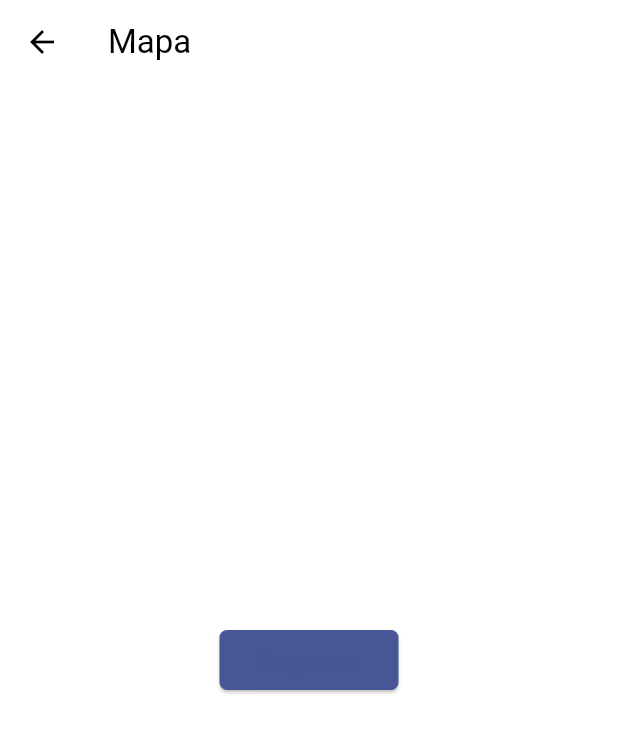
After one commit to pepeul1191/flutter-aprendiendo2, a Flutter app: the MapPage screen opened directly, on a phone screen of 412 x 824 dp. The commit adds this screen. Shown: the top 733 px of the screen. Run offline on Flutter 3.47's test engine with Material 3 defaults, Android fonts, the phone set to English and light mode, and no system bars; our stand-ins replace flutter_markdown, fluttertoast, font_awesome_flutter, get, get_storage, image_picker and 3 more; missing offline and left inert: dart:ffi; accounts and stored records are empty.

Commit message:
acceder al mapa

```diff
--- /dev/null
+++ b/lib/pages/map/map_controller.dart
@@ -0,0 +1,21 @@
+import 'package:flutter/material.dart';
+import 'package:get/get.dart';
+import 'package:location/location.dart';
+
+
+class MapController extends GetxController {
+  Location location = Location();
+  RxDouble latitude = 0.0.obs;
+  RxDouble longitude = 0.0.obs;
+
+  Future<void> getLocation() async {
+    try {
+      var currentLocationData = await location.getLocation();
+      print('getLocation');
+      print(currentLocationData.latitude);
+      print(currentLocationData.longitude);
+    } catch (e) {
+      print('Error al obtener la ubicación: $e');
+    }
+  }
+}
--- /dev/null
+++ b/lib/pages/map/map_page.dart
@@ -0,0 +1,26 @@
+import 'package:dr_gym/pages/map/map_controller.dart';
+import 'package:flutter/material.dart';
+import 'package:get/get.dart';
+
+class MapPage extends StatelessWidget {
+  MapController control = Get.put(MapController());
+
+  @override
+  Widget build(BuildContext context) {
+    control.getLocation();
+
+    return Scaffold(
+      appBar: AppBar(
+        title: Text('Mapa'),
+      ),
+      body: Center(
+        child: ElevatedButton(
+          onPressed: () {
+            Navigator.pop(context);
+          },
+          child: Text('Regresar'),
+        ),
+      ),
+    );
+  }
+}
--- a/lib/pages/profile/profile_controller.dart
+++ b/lib/pages/profile/profile_controller.dart
@@ -3,7 +3,6 @@ import 'dart:io';
 import 'package:flutter/material.dart';
 import 'package:get/get.dart';
 import 'package:image_picker/image_picker.dart';
-
 import '../../services/user_service.dart';
 
 class ProfileController extends GetxController {
--- a/pubspec.yaml
+++ b/pubspec.yaml
@@ -43,6 +43,8 @@ dependencies:
   get_storage: ^2.1.1
   webview_flutter: ^2.0.13
   image_picker: ^0.8.4+4
+  flutter_map: ^6.1.0
+  location: ^5.0.0
 
 dev_dependencies:
   flutter_test:
```
Also changed, not shown: lib/pages/home/home_page.dart (+11 -0 lines), pubspec.lock, 1 other file.
